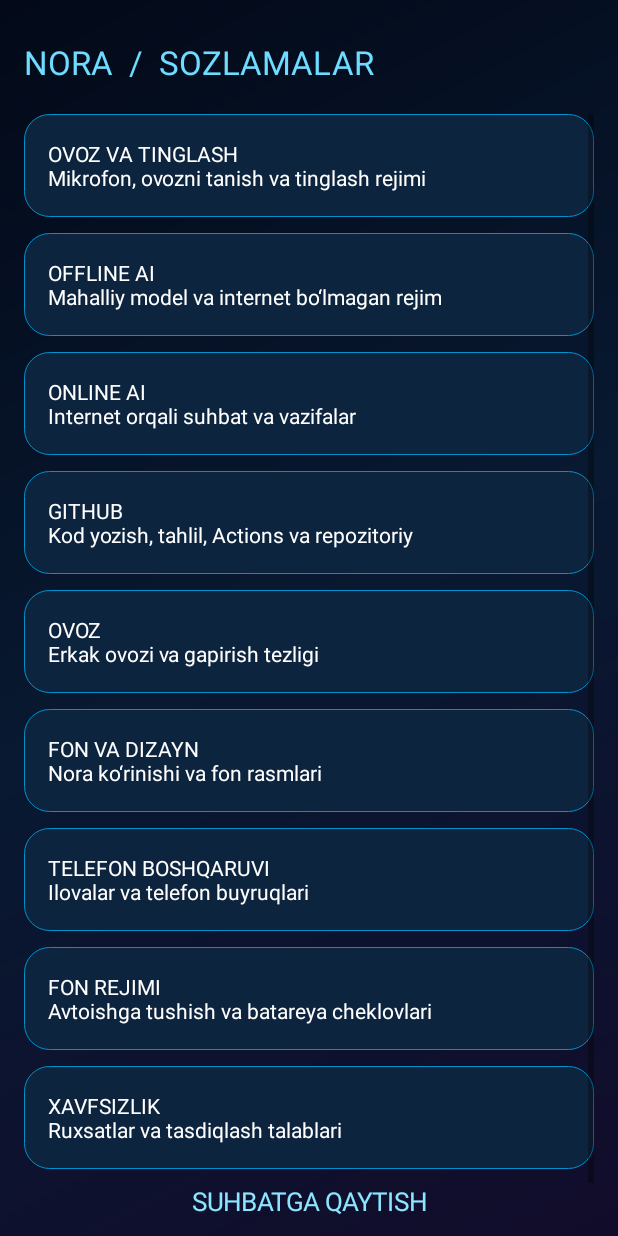
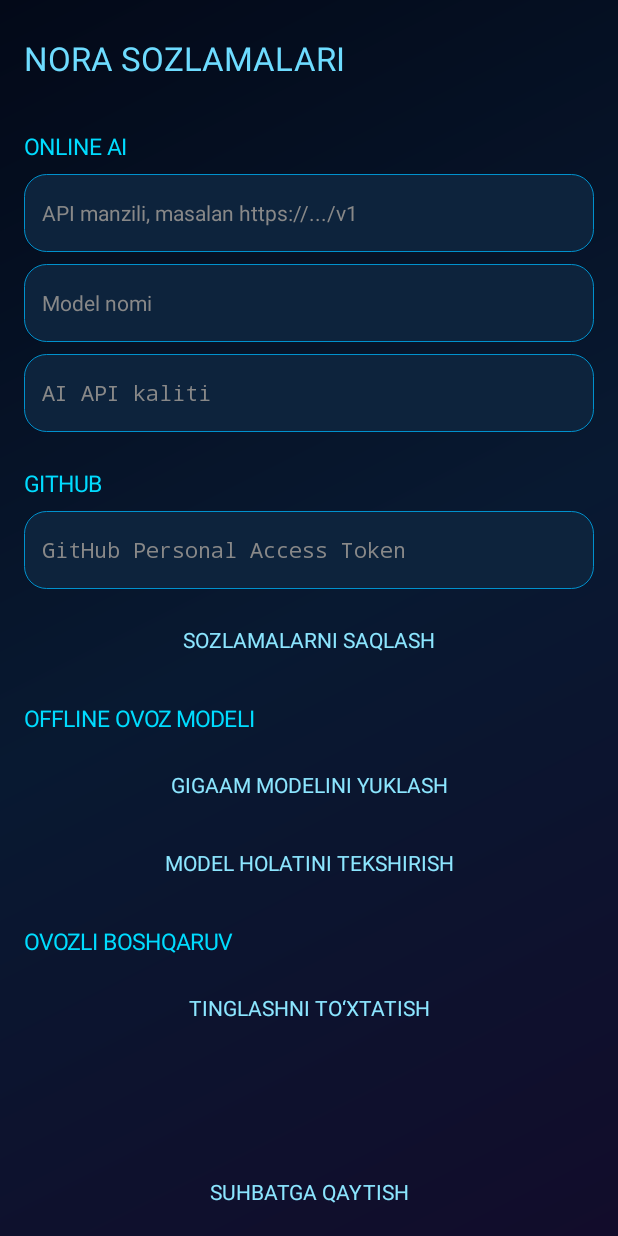
Before and after one commit to ubadydullaev/Nora-AI, an Android app: the screen it shows after launch (MainActivity), after a tap on an icon or button, on a phone screen of 412 x 824 dp. Run offline under Robolectric (Android 15) with nearby library versions, the phone set to English and light mode, and no system bars; 1 statement that could not run was skipped.

Commit message:
Update MainActivity.kt

```diff
--- a/app/src/main/java/uz/nora/ai/MainActivity.kt
+++ b/app/src/main/java/uz/nora/ai/MainActivity.kt
@@ -1,24 +1,28 @@
-
 package uz.nora.ai
 
 import android.Manifest
 import android.app.Activity
 import android.content.*
 import android.content.pm.PackageManager
-import android.graphics.*
+import android.graphics.Color
 import android.graphics.drawable.GradientDrawable
 import android.os.Build
 import android.os.Bundle
 import android.view.Gravity
-import android.view.View
+import android.view.inputmethod.InputMethodManager
+import android.content.Context
 import android.widget.*
+import kotlinx.coroutines.*
 
 class MainActivity : Activity() {
+
     private lateinit var root: LinearLayout
     private lateinit var chat: LinearLayout
     private lateinit var status: TextView
     private lateinit var message: EditText
-    private var registered = false
+
+    private val scope = CoroutineScope(SupervisorJob() + Dispatchers.Main)
+    private var asrDownloader: OfflineUzbekAsr? = null
 
     private val receiver = object : BroadcastReceiver() {
         override fun onReceive(c: Context?, i: Intent?) {
@@ -44,19 +48,19 @@ class MainActivity : Activity() {
 
     override fun onStart() {
         super.onStart()
-        val f = IntentFilter(NoraVoiceService.ACTION_UPDATE)
-        if (Build.VERSION.SDK_INT >= 33)
-            registerReceiver(receiver, f, Context.RECEIVER_NOT_EXPORTED)
-        else {
+        val filter = IntentFilter(NoraVoiceService.ACTION_UPDATE)
+        if (Build.VERSION.SDK_INT >= 33) {
+            registerReceiver(receiver, filter, Context.RECEIVER_NOT_EXPORTED)
+        } else {
             @Suppress("DEPRECATION")
-            registerReceiver(receiver, f)
+            registerReceiver(receiver, filter)
         }
-        registered = true
     }
 
     override fun onStop() {
-        if (registered) unregisterReceiver(receiver)
-        registered = false
+        try {
+            unregisterReceiver(receiver)
+        } catch (_: Exception) {}
         super.onStop()
     }
 
@@ -81,8 +85,8 @@ class MainActivity : Activity() {
             gravity = Gravity.CENTER_VERTICAL
         }
 
-        val menu = button("☰") { showSettings() }
-        header.addView(menu, LinearLayout.LayoutParams(dp(52), dp(48)))
+        header.addView(button("☰") { showSettings() },
+            LinearLayout.LayoutParams(dp(52), dp(48)))
 
         header.addView(TextView(this).apply {
             text = "N O R A"
@@ -92,23 +96,15 @@ class MainActivity : Activity() {
             setTextColor(Color.rgb(115, 225, 255))
         }, LinearLayout.LayoutParams(0, dp(48), 1f))
 
-        header.addView(TextView(this).apply {
-            text = "●"
-            textSize = 17f
-            gravity = Gravity.CENTER
-            setTextColor(Color.rgb(0, 230, 180))
-        }, LinearLayout.LayoutParams(dp(35), dp(48)))
-
         root.addView(header)
 
-        val hero = NoraVisual(this)
-        root.addView(hero, LinearLayout.LayoutParams(-1, dp(205)))
+        root.addView(NoraVisual(this),
+            LinearLayout.LayoutParams(-1, dp(205)))
 
         status = TextView(this).apply {
             text = "NORA TAYYOR"
             gravity = Gravity.CENTER
             textSize = 12f
-            letterSpacing = .12f
             setTextColor(Color.rgb(0, 220, 255))
             setPadding(0, dp(8), 0, dp(10))
         }
@@ -124,7 +120,7 @@ class MainActivity : Activity() {
 
         addMessage("NORA", "Salom. Men Nora. Sizga qanday yordam beray?")
 
-        val inputRow = LinearLayout(this).apply {
+        val row = LinearLayout(this).apply {
             gravity = Gravity.CENTER_VERTICAL
             setPadding(dp(7), dp(5), dp(7), dp(5))
             background = rounded(Color.rgb(13, 35, 60))
@@ -136,45 +132,71 @@ class MainActivity : Activity() {
             setTextColor(Color.WHITE)
             textSize = 15f
             maxLines = 4
-            setSingleLine(false)
             background = null
             setPadding(dp(10), dp(8), dp(5), dp(8))
         }
-        inputRow.addView(message, LinearLayout.LayoutParams(0, -2, 1f))
 
-        inputRow.addView(button("🎙") {
-            requestMic()
-        }, LinearLayout.LayoutParams(dp(45), dp(45)))
+        row.addView(message, LinearLayout.LayoutParams(0, -2, 1f))
+        row.addView(button("🎙") { requestMic() },
+            LinearLayout.LayoutParams(dp(45), dp(45)))
+        row.addView(button("➤") { sendTyped() },
+            LinearLayout.LayoutParams(dp(45), dp(45)))
 
-        inputRow.addView(button("➤") {
-            sendTyped()
-        }, LinearLayout.LayoutParams(dp(45), dp(45)))
-
-        root.addView(inputRow)
+        root.addView(row)
         setContentView(root)
     }
 
     private fun sendTyped() {
         val text = message.text.toString().trim()
         if (text.isEmpty()) return
+
+        message.setText("")
+        (getSystemService(INPUT_METHOD_SERVICE) as InputMethodManager)
+            .hideSoftInputFromWindow(message.windowToken, 0)
+
         addMessage("SEN", text)
-        message.setText("")
 
-        val i = Intent(this, NoraVoiceService::class.java).apply {
+        val key = NoraSecureStore.read(this, "ai_key")
+        val endpoint = NoraSecureStore.read(this, "ai_endpoint")
+        val model = NoraSecureStore.read(this, "ai_model")
+
+        if (!key.isNullOrBlank() &&
+            !endpoint.isNullOrBlank() &&
+            !model.isNullOrBlank()
+        ) {
+            status.text = "NORA JAVOB TAYYORLAMOQDA"
+
+            scope.launch {
+                try {
+                    val answer = withContext(Dispatchers.IO) {
+                        NoraOnlineAgent(this@MainActivity)
+                            .askAI(text, model, endpoint)
+                    }
+                    addMessage("NORA", answer)
+                    status.text = "NORA TAYYOR"
+                } catch (e: Exception) {
+                    addMessage("NORA", "Online xato: ${e.message}")
+                    status.text = "ONLINE AI XATOSI"
+                }
+            }
+        } else {
+            val intent = Intent(this, NoraVoiceService::class.java).apply {
                 action = NoraVoiceService.ACTION_TEXT_COMMAND
                 putExtra(NoraVoiceService.EXTRA_COMMAND, text)
             }
             try {
-            if (Build.VERSION.SDK_INT >= 26) startForegroundService(i)
-            else startService(i)
+                if (Build.VERSION.SDK_INT >= 26) startForegroundService(intent)
+                else startService(intent)
             } catch (e: Exception) {
                 addMessage("NORA", "Xatolik: ${e.message}")
+            }
         }
     }
 
     private fun requestMic() {
         if (checkSelfPermission(Manifest.permission.RECORD_AUDIO)
-            != PackageManager.PERMISSION_GRANTED) {
+            != PackageManager.PERMISSION_GRANTED
+        ) {
             requestPermissions(arrayOf(Manifest.permission.RECORD_AUDIO), 100)
             return
         }
@@ -182,12 +204,12 @@ class MainActivity : Activity() {
     }
 
     private fun startNora() {
-        val i = Intent(this, NoraVoiceService::class.java).apply {
+        val intent = Intent(this, NoraVoiceService::class.java).apply {
             action = NoraVoiceService.ACTION_START
         }
         try {
-            if (Build.VERSION.SDK_INT >= 26) startForegroundService(i)
-            else startService(i)
+            if (Build.VERSION.SDK_INT >= 26) startForegroundService(intent)
+            else startService(intent)
             status.text = "NORA ISHGA TUSHMOQDA"
         } catch (e: Exception) {
             status.text = "XATO: ${e.message}"
@@ -201,9 +223,133 @@ class MainActivity : Activity() {
     ) {
         super.onRequestPermissionsResult(requestCode, permissions, results)
         if (requestCode == 100 &&
-            results.firstOrNull() == PackageManager.PERMISSION_GRANTED) {
-            startNora()
-        } else status.text = "MIKROFON RUXSATI BERILMAGAN"
+            results.firstOrNull() == PackageManager.PERMISSION_GRANTED
+        ) startNora()
+    }
+
+    private fun showSettings() {
+        val page = base()
+
+        page.addView(TextView(this).apply {
+            text = "NORA SOZLAMALARI"
+            textSize = 22f
+            setTextColor(Color.rgb(110, 220, 255))
+            setPadding(0, dp(12), 0, dp(18))
+        })
+
+        val scroll = ScrollView(this)
+        val list = LinearLayout(this).apply {
+            orientation = LinearLayout.VERTICAL
+        }
+
+        fun section(title: String) {
+            list.addView(TextView(this).apply {
+                text = title
+                textSize = 15f
+                setTextColor(Color.rgb(0, 220, 255))
+                setPadding(0, dp(16), 0, dp(8))
+            })
+        }
+
+        fun field(hint: String, saved: String? = null, secret: Boolean = false): EditText {
+            val input = EditText(this).apply {
+                this.hint = hint
+                setText(saved.orEmpty())
+                setTextColor(Color.WHITE)
+                setHintTextColor(Color.GRAY)
+                textSize = 14f
+                setSingleLine(true)
+                setPadding(dp(12), dp(10), dp(12), dp(10))
+                background = rounded(Color.rgb(13, 35, 60))
+                if (secret) {
+                    inputType = android.text.InputType.TYPE_CLASS_TEXT or
+                        android.text.InputType.TYPE_TEXT_VARIATION_PASSWORD
+                }
+            }
+            list.addView(input, LinearLayout.LayoutParams(-1, dp(52)).apply {
+                bottomMargin = dp(8)
+            })
+            return input
+        }
+
+        section("ONLINE AI")
+        val endpoint = field(
+            "API manzili, masalan https://.../v1",
+            NoraSecureStore.read(this, "ai_endpoint")
+        )
+        val model = field(
+            "Model nomi",
+            NoraSecureStore.read(this, "ai_model")
+        )
+        val aiKey = field(
+            "AI API kaliti",
+            NoraSecureStore.read(this, "ai_key"),
+            true
+        )
+
+        section("GITHUB")
+        val githubToken = field(
+            "GitHub Personal Access Token",
+            NoraSecureStore.read(this, "github_token"),
+            true
+        )
+
+        list.addView(button("SOZLAMALARNI SAQLASH") {
+            try {
+                saveField("ai_endpoint", endpoint.text.toString())
+                saveField("ai_model", model.text.toString())
+                saveField("ai_key", aiKey.text.toString())
+                saveField("github_token", githubToken.text.toString())
+                Toast.makeText(this, "Saqlangan", Toast.LENGTH_SHORT).show()
+            } catch (e: Exception) {
+                Toast.makeText(this, "Xato: ${e.message}", Toast.LENGTH_LONG).show()
+            }
+        }, LinearLayout.LayoutParams(-1, dp(52)))
+
+        section("OFFLINE OVOZ MODELI")
+        list.addView(button("GIGAAM MODELINI YUKLASH") {
+            status.text = "MODEL YUKLANMOQDA"
+            asrDownloader = OfflineUzbekAsr(
+                this,
+                { },
+                { message ->
+                    runOnUiThread {
+                        status.text = message
+                        Toast.makeText(this, message, Toast.LENGTH_SHORT).show()
+                    }
+                }
+            )
+            asrDownloader?.downloadModel()
+        }, LinearLayout.LayoutParams(-1, dp(52)))
+
+        list.addView(button("MODEL HOLATINI TEKSHIRISH") {
+            val checker = OfflineUzbekAsr(this, {}, {})
+            val ready = checker.ready()
+            Toast.makeText(
+                this,
+                if (ready) "Offline model tayyor" else "Model hali yuklanmagan",
+                Toast.LENGTH_LONG
+            ).show()
+        }, LinearLayout.LayoutParams(-1, dp(52)))
+
+        section("OVOZLI BOSHQARUV")
+        list.addView(button("TINGLASHNI TO‘XTATISH") {
+            val intent = Intent(this, NoraVoiceService::class.java).apply {
+                action = NoraVoiceService.ACTION_STOP
+            }
+            startService(intent)
+            status.text = "NORA TO‘XTATILDI"
+        }, LinearLayout.LayoutParams(-1, dp(52)))
+
+        scroll.addView(list)
+        page.addView(scroll, LinearLayout.LayoutParams(-1, 0, 1f))
+        page.addView(button("SUHBATGA QAYTISH") { showChat() })
+        setContentView(page)
+    }
+
+    private fun saveField(name: String, value: String) {
+        if (value.isBlank()) NoraSecureStore.delete(this, name)
+        else NoraSecureStore.save(this, name, value.trim())
     }
 
     private fun addMessage(who: String, text: String) {
@@ -217,126 +363,76 @@ class MainActivity : Activity() {
                 else Color.rgb(20, 36, 67)
             )
         }
-        val p = LinearLayout.LayoutParams(
-            -1, -2
-        ).apply {
+        chat.addView(bubble, LinearLayout.LayoutParams(-1, -2).apply {
             bottomMargin = dp(9)
-        }
-        chat.addView(bubble, p)
-    }
-
-    private fun showSettings() {
-        val page = base()
-        page.addView(TextView(this).apply {
-            text = "NORA  /  SOZLAMALAR"
-            textSize = 22f
-            setTextColor(Color.rgb(110, 220, 255))
-            setPadding(0, dp(15), 0, dp(20))
         })
-
-        val items = listOf(
-            "OVOZ VA TINGLASH" to "Mikrofon, ovozni tanish va tinglash rejimi",
-            "OFFLINE AI" to "Mahalliy model va internet bo‘lmagan rejim",
-            "ONLINE AI" to "Internet orqali suhbat va vazifalar",
-            "GITHUB" to "Kod yozish, tahlil, Actions va repozitoriy",
-            "OVOZ" to "Erkak ovozi va gapirish tezligi",
-            "FON VA DIZAYN" to "Nora ko‘rinishi va fon rasmlari",
-            "TELEFON BOSHQARUVI" to "Ilovalar va telefon buyruqlari",
-            "FON REJIMI" to "Avtoishga tushish va batareya cheklovlari",
-            "XAVFSIZLIK" to "Ruxsatlar va tasdiqlash talablari"
-        )
-
-        val scroll = ScrollView(this)
-        val list = LinearLayout(this).apply {
-            orientation = LinearLayout.VERTICAL
-        }
-
-        items.forEach { item ->
-            val card = TextView(this).apply {
-                text = "${item.first}\n${item.second}"
-                textSize = 14f
-                setTextColor(Color.WHITE)
-                setPadding(dp(16), dp(17), dp(16), dp(17))
-                background = rounded(Color.rgb(13, 36, 62))
-            }
-            list.addView(card, LinearLayout.LayoutParams(-1, -2).apply {
-                bottomMargin = dp(11)
-            })
-        }
-
-        scroll.addView(list)
-        page.addView(scroll, LinearLayout.LayoutParams(-1, 0, 1f))
-        page.addView(button("SUHBATGA QAYTISH") { showChat() })
-        setContentView(page)
     }
 
     private fun button(label: String, action: () -> Unit) =
         TextView(this).apply {
             text = label
             gravity = Gravity.CENTER
-            textSize = 17f
+            textSize = 14f
             setTextColor(Color.rgb(140, 230, 255))
+            setPadding(dp(8), dp(8), dp(8), dp(8))
             setOnClickListener { action() }
         }
 
     private fun rounded(color: Int) =
         GradientDrawable().apply {
             setColor(color)
-            cornerRadius = dp(17).toFloat()
+            cornerRadius = dp(15).toFloat()
             setStroke(dp(1), Color.rgb(0, 145, 205))
         }
 
-    private fun dp(v: Int) =
-        (v * resources.displayMetrics.density).toInt()
+    private fun dp(value: Int) =
+        (value * resources.displayMetrics.density).toInt()
+
+    override fun onDestroy() {
+        scope.cancel()
+        asrDownloader = null
+        super.onDestroy()
+    }
 }
 
-private class NoraVisual(c: Context) : View(c) {
-    private val p = Paint(Paint.ANTI_ALIAS_FLAG)
+private class NoraVisual(c: Context) : android.view.View(c) {
+    private val paint = android.graphics.Paint(android.graphics.Paint.ANTI_ALIAS_FLAG)
 
-    override fun onDraw(canvas: Canvas) {
+    override fun onDraw(canvas: android.graphics.Canvas) {
         super.onDraw(canvas)
         val x = width / 2f
         val y = height / 2f
 
-        p.shader = RadialGradient(
+        paint.shader = android.graphics.RadialGradient(
             x, y, width * .48f,
             intArrayOf(
                 Color.argb(100, 0, 210, 255),
                 Color.argb(30, 30, 80, 230),
                 Color.TRANSPARENT
-            ), null, Shader.TileMode.CLAMP
+            ), null, android.graphics.Shader.TileMode.CLAMP
         )
-        canvas.drawCircle(x, y, width * .48f, p)
-        p.shader = null
+        canvas.drawCircle(x, y, width * .48f, paint)
+        paint.shader = null
 
-        p.color = Color.rgb(20, 65, 95)
-        canvas.drawRoundRect(
-            x - 62, y - 67, x + 62, y + 66, 28f, 28f, p
-        )
+        paint.color = Color.rgb(15, 48, 78)
+        canvas.drawRoundRect(x - 75, y - 70, x + 75, y + 70, 32f, 32f, paint)
 
-        p.style = Paint.Style.STROKE
-        p.strokeWidth = 4f
-        p.color = Color.rgb(0, 215, 255)
-        canvas.drawRoundRect(
-            x - 62, y - 67, x + 62, y + 66, 28f, 28f, p
-        )
-        p.style = Paint.Style.FILL
+        paint.style = android.graphics.Paint.Style.STROKE
+        paint.strokeWidth = 4f
+        paint.color = Color.rgb(0, 215, 255)
+        canvas.drawRoundRect(x - 75, y - 70, x + 75, y + 70, 32f, 32f, paint)
+        paint.style = android.graphics.Paint.Style.FILL
 
-        p.color = Color.rgb(0, 210, 255)
-        canvas.drawCircle(x - 27, y - 16, 9f, p)
-        canvas.drawCircle(x + 27, y - 16, 9f, p)
+        paint.color = Color.rgb(0, 220, 255)
+        canvas.drawCircle(x - 32, y - 15, 11f, paint)
+        canvas.drawCircle(x + 32, y - 15, 11f, paint)
 
-        p.color = Color.rgb(80, 210, 255)
-        p.strokeWidth = 4f
-        p.style = Paint.Style.STROKE
-        canvas.drawArc(x - 22, y + 2, x + 22, y + 37, 15f, 150f, false, p)
-        p.style = Paint.Style.FILL
+        paint.color = Color.rgb(80, 210, 255)
+        paint.style = android.graphics.Paint.Style.STROKE
+        canvas.drawArc(x - 25, y + 3, x + 25, y + 40, 10f, 150f, false, paint)
+        paint.style = android.graphics.Paint.Style.FILL
 
-        p.color = Color.rgb(20, 75, 105)
-        canvas.drawRoundRect(x - 43, y + 70, x + 43, y + 125, 18f, 18f, p)
-
-        p.color = Color.rgb(0, 185, 230)
-        canvas.drawCircle(x - 78, y - 10, 8f, p)
-        canvas.drawCircle(x + 78, y - 10, 8f, p)
+        paint.color = Color.rgb(20, 75, 105)
+        canvas.drawRoundRect(x - 50, y + 75, x + 50, y + 135, 20f, 20f, paint)
     }
 }
```
Lines whose indentation alone changed are shown as unchanged.
